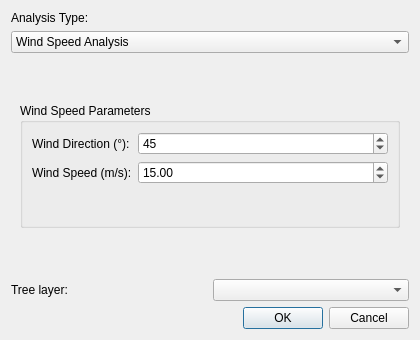
First picture: the form in infrared_city_gis/infrared_city_run_simulation_dialog.ui, repository Infrared-city/qgis-plugin, before the edit.
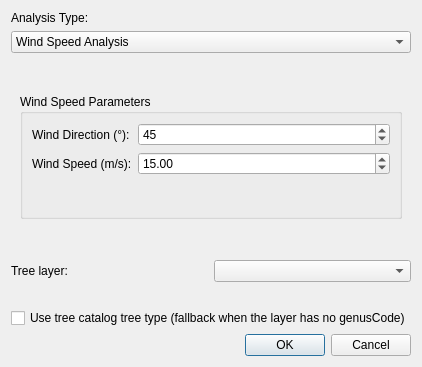
Second picture: the form after the edit.

Commit message: feat: per-tree types from layer genusCode, resolved to registry modelId

```diff
--- a/infrared_city_gis/infrared_city_run_simulation_dialog.ui
+++ b/infrared_city_gis/infrared_city_run_simulation_dialog.ui
@@ -475,6 +475,23 @@
      </item>
     </layout>
    </item>
+   <item>
+    <widget class="QLabel" name="tree_validation_label">
+     <property name="text">
+      <string/>
+     </property>
+     <property name="wordWrap">
+      <bool>true</bool>
+     </property>
+    </widget>
+   </item>
+   <item>
+    <widget class="QCheckBox" name="use_catalog_checkbox">
+     <property name="text">
+      <string>Use tree catalog tree type (fallback when the layer has no genusCode)</string>
+     </property>
+    </widget>
+   </item>
    <item>
     <widget class="QDialogButtonBox" name="button_box">
      <property name="orientation">
```
The commit also changes 11 other files.
